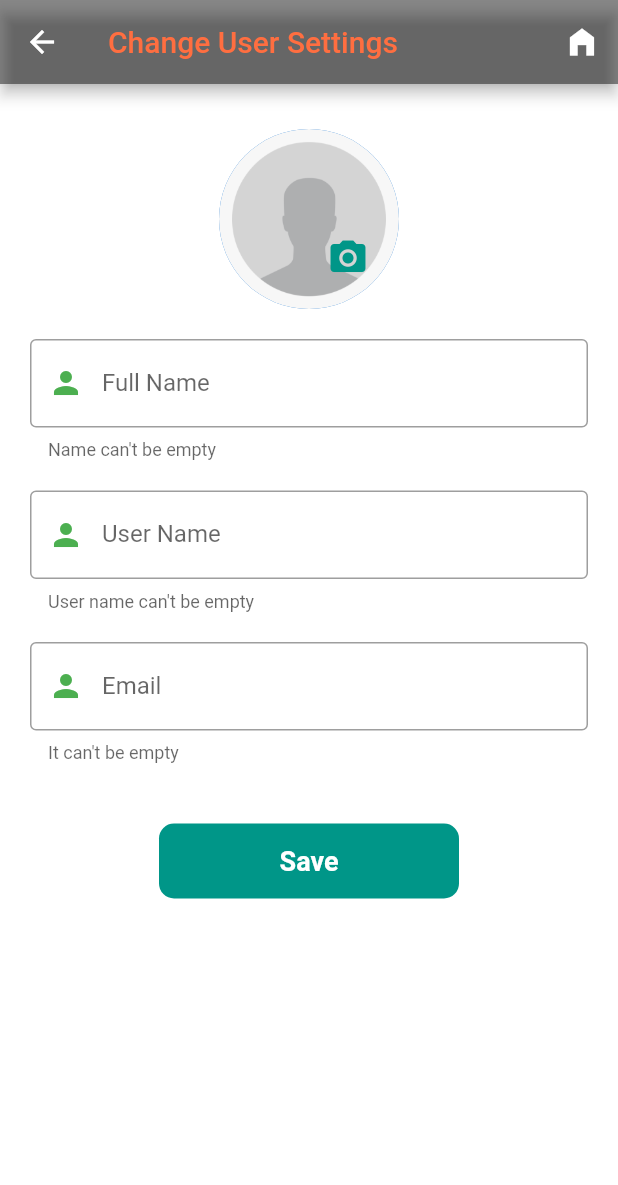
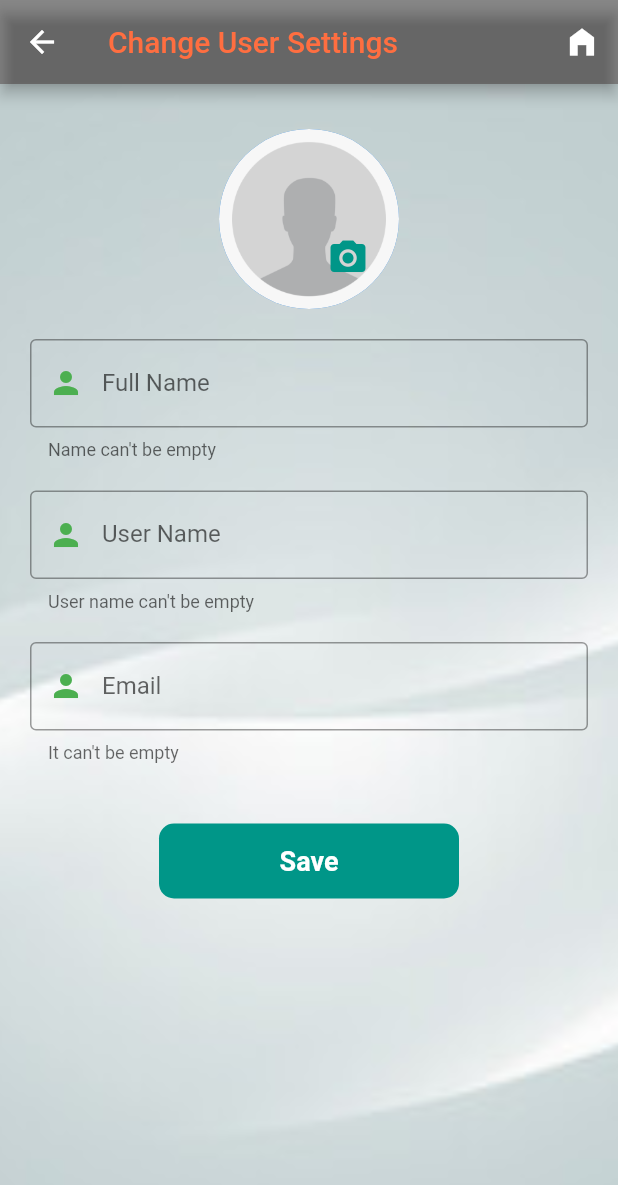
Before and after one commit to Hossein-sfa/Reddit, a Flutter app: the UserSetting screen opened directly, on a phone screen of 412 x 824 dp. Shown: the top 1185 px of the screen. Run offline on Flutter 3.47's test engine with Material 2 defaults, Android fonts, the phone set to English and light mode, and no system bars; our stand-ins replace carousel_slider, image_picker, motion_toast, settings_ui, shamsi_date; accounts and stored records are empty.

Commit message:
change background & app bar color

```diff
--- a/lib/userSetting.dart
+++ b/lib/userSetting.dart
@@ -44,7 +44,11 @@ class _CreatProfileState extends State<UserSetting> {
               icon: const Icon(Icons.home_filled))
         ],
       ),
-      body: Form(
+      body: Container(
+        constraints: const BoxConstraints.expand(),
+        decoration:  const BoxDecoration(
+            image: DecorationImage(image: AssetImage("assets/images/bkg2.jpg"),fit: BoxFit.cover)),
+        child: Form(
           key: _globalkey,
           child: ListView(
             padding: const EdgeInsets.symmetric(horizontal: 20, vertical: 30),
@@ -106,6 +110,7 @@ class _CreatProfileState extends State<UserSetting> {
                 ),
               ),
             ],
+          ),
         ),
       ),
     );
```
Lines whose indentation alone changed are shown as unchanged.
